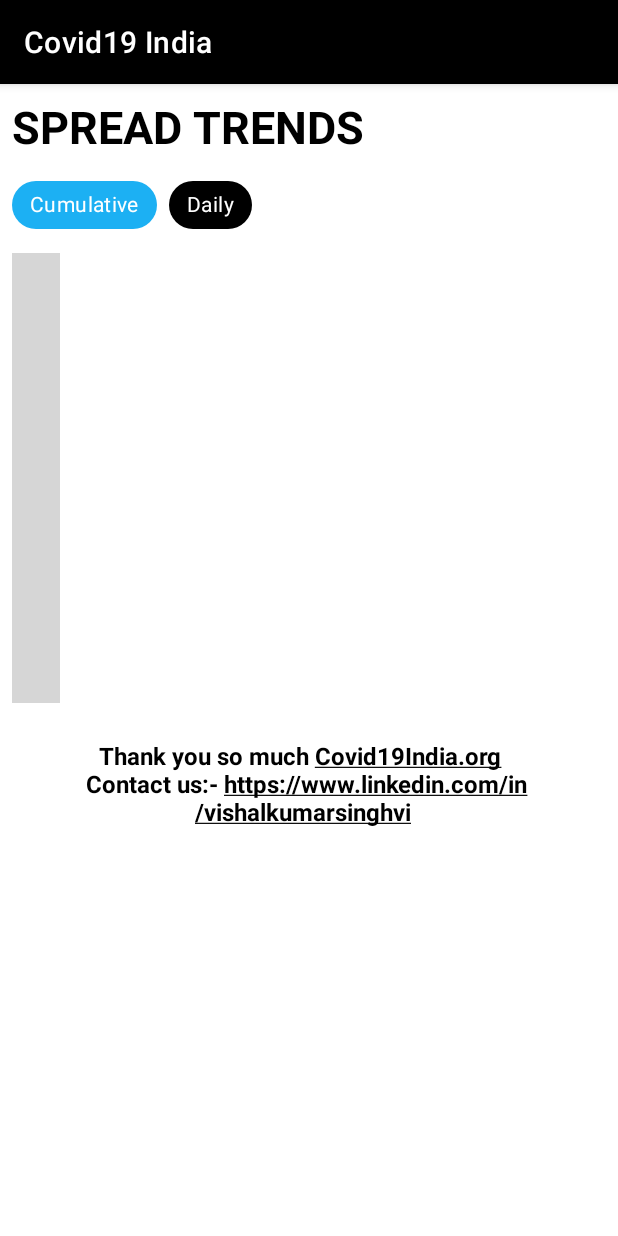
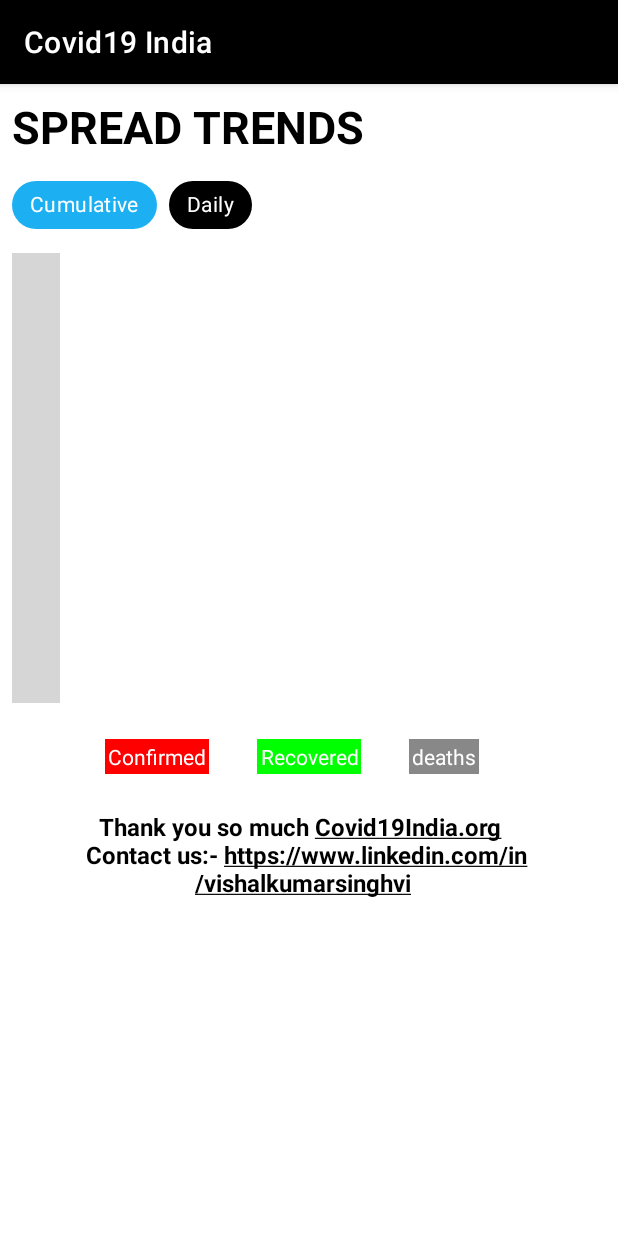
Before and after one commit to vishalkumarsinghvi/Covid19India, an Android app: the fragment DataFragment shown on its own in the app's theme, on a phone screen of 412 x 824 dp. Run offline under Robolectric (Android 15) with nearby library versions, the phone set to English and light mode, and no system bars; libraries missing offline, so code that uses them is left out: im.dacer.androidcharts; plain views replace LineView; 3 statements that could not run were skipped; grey boxes are pictures that could not be loaded.

Commit message:
added chart tag for cases

```diff
--- a/app/src/main/java/com/vishal/covid19india/view/fragment/covid19/child/DataFragment.java
+++ b/app/src/main/java/com/vishal/covid19india/view/fragment/covid19/child/DataFragment.java
@@ -6,6 +6,8 @@ import android.view.LayoutInflater;
 import android.view.View;
 import android.view.View.OnClickListener;
 import android.view.ViewGroup;
+import android.widget.HorizontalScrollView;
+import android.widget.TextView;
 import androidx.fragment.app.Fragment;
 import com.vishal.covid19india.R;
 import com.vishal.covid19india.model.Covid19.Data.Data;
@@ -29,6 +31,7 @@ public class DataFragment extends Fragment implements OnClickListener {
   private ArrayList<Integer> deceasedDailyCase = new ArrayList<>();
   private ArrayList<String> dateData = new ArrayList<>();
   private LineView lineView;
+  private HorizontalScrollView horizontalScrollView;
 
   public DataFragment() {
   }
@@ -54,6 +57,13 @@ public class DataFragment extends Fragment implements OnClickListener {
   private void initUI(View view) {
     Chip chipCumulativeData = view.findViewById(R.id.chip_Cumulative_wise_data);
     Chip chipDailyData = view.findViewById(R.id.chip_daily_data);
+    TextView tvConfirmed=view.findViewById(R.id.tv_confirmed_data);
+    TextView tvRecovered=view.findViewById(R.id.tv_recovered_data);
+    TextView tvDeaths=view.findViewById(R.id.tv_deaths_data);
+    tvConfirmed.setBackgroundColor(Color.RED);
+    tvRecovered.setBackgroundColor(Color.GREEN);
+    tvDeaths.setBackgroundColor(Color.GRAY);
+    horizontalScrollView=view.findViewById(R.id.horizontalScrollView2);
     lineView = view.findViewById(R.id.line_view);
     lineView.setDrawDotLine(true);
     lineView.setShowPopup(1);
@@ -86,6 +96,12 @@ public class DataFragment extends Fragment implements OnClickListener {
             }
           }
           setChartTotalData();
+          horizontalScrollView.postDelayed(new Runnable() {
+            @Override
+            public void run() {
+              horizontalScrollView.fullScroll(HorizontalScrollView.FOCUS_RIGHT);
+            }
+          },2000);
         }
       }
 
--- a/app/src/main/res/layout/fragment_data.xml
+++ b/app/src/main/res/layout/fragment_data.xml
@@ -87,9 +87,45 @@
       android:textSize="16sp"
       android:textStyle="bold"
       app:layout_constraintEnd_toEndOf="parent"
-      app:layout_constraintHorizontal_bias="0.0"
+      app:layout_constraintHorizontal_bias="1.0"
+      app:layout_constraintStart_toStartOf="parent"
+      app:layout_constraintTop_toBottomOf="@+id/tv_recovered_data" />
+    <TextView
+      android:id="@+id/tv_confirmed_data"
+      android:layout_width="wrap_content"
+      android:layout_height="wrap_content"
+      android:layout_marginEnd="32dp"
+      android:gravity="center"
+      android:padding="2dp"
+      android:textColor="@android:color/white"
+      android:text="@string/confirmed"
+      app:layout_constraintBottom_toBottomOf="@+id/tv_recovered_data"
+      app:layout_constraintEnd_toStartOf="@+id/tv_recovered_data"
+      app:layout_constraintTop_toTopOf="@+id/tv_recovered_data" />
+    <TextView
+      android:id="@+id/tv_recovered_data"
+      android:layout_width="wrap_content"
+      android:layout_height="wrap_content"
+      android:layout_marginTop="24dp"
+      android:gravity="center"
+      android:padding="2dp"
+      android:textColor="@android:color/white"
+      android:text="@string/recovered"
+      app:layout_constraintEnd_toEndOf="parent"
       app:layout_constraintStart_toStartOf="parent"
       app:layout_constraintTop_toBottomOf="@+id/horizontalScrollView2" />
+    <TextView
+      android:id="@+id/tv_deaths_data"
+      android:layout_width="wrap_content"
+      android:layout_height="wrap_content"
+      android:layout_marginStart="32dp"
+      android:gravity="center"
+      android:padding="2dp"
+      android:textColor="@android:color/white"
+      android:text="@string/deaths"
+      app:layout_constraintBottom_toBottomOf="@+id/tv_recovered_data"
+      app:layout_constraintStart_toEndOf="@+id/tv_recovered_data"
+      app:layout_constraintTop_toTopOf="@+id/tv_recovered_data" />
 
 
   </androidx.constraintlayout.widget.ConstraintLayout>
```
